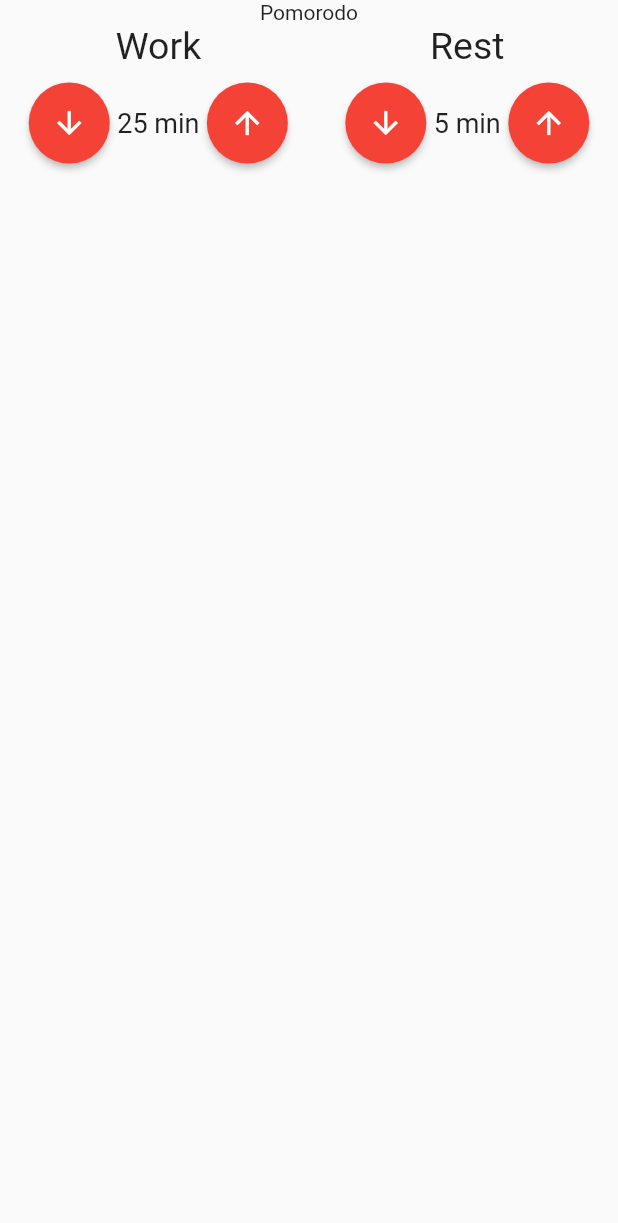
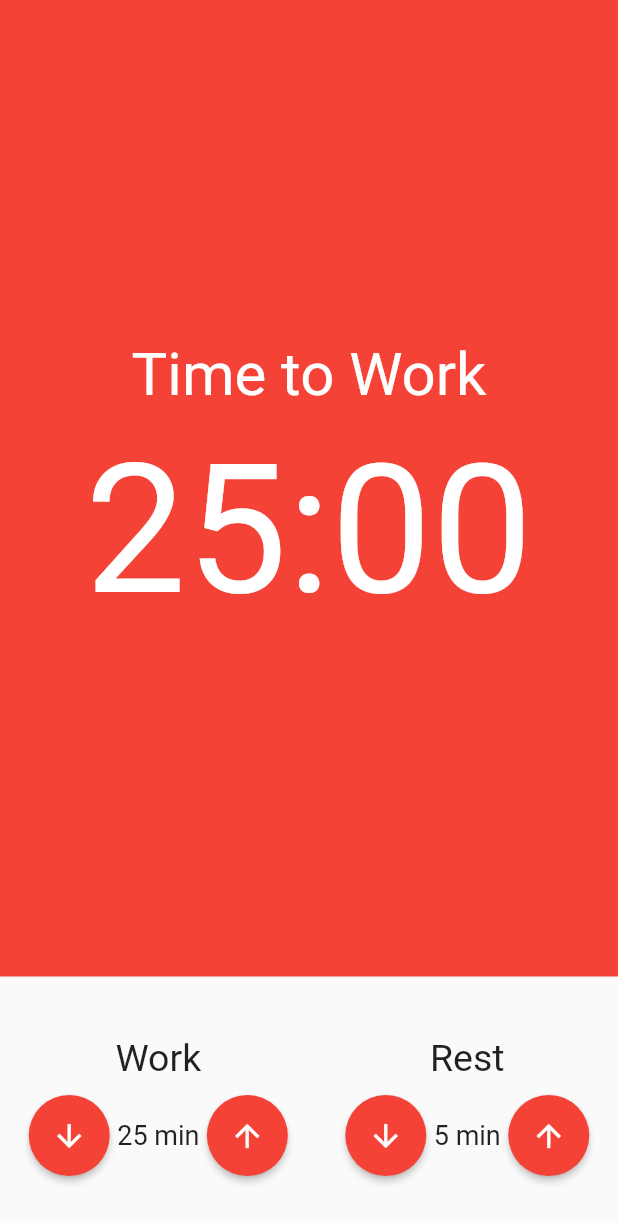
Before and after one commit to Luis020-hub/Pomodoro, a Flutter app: the screen it shows after launch, on a phone screen of 412 x 824 dp. Shown: the top 1223 px of the screen. Run offline on Flutter 3.47's test engine with Material 2 defaults, Android fonts, the phone set to English and light mode, and no system bars; our stand-ins replace mobx; generated files the repository leaves out were written again.

Commit message:
14/05/2023
- Criando o componente counter.
- Estilizando a pagina principal.

```diff
--- /dev/null
+++ b/lib/components/counter.dart
@@ -0,0 +1,33 @@
+import 'package:flutter/material.dart';
+
+class Counter extends StatelessWidget {
+  const Counter({super.key});
+
+  @override
+  Widget build(BuildContext context) {
+    return Container(
+      color: Colors.red,
+      child: Column(
+        mainAxisAlignment: MainAxisAlignment.center,
+        crossAxisAlignment: CrossAxisAlignment.center,
+        children: const [
+          Text(
+            'Time to Work',
+            style: TextStyle(
+              fontSize: 40,
+              color: Colors.white,
+            ),
+          ),
+          SizedBox(height: 10),
+          Text(
+            '25:00',
+            style: TextStyle(
+              fontSize: 120,
+              color: Colors.white,
+            ),
+          )
+        ],
+      ),
+    );
+  }
+}
--- a/lib/pages/pomodoro.dart
+++ b/lib/pages/pomodoro.dart
@@ -1,4 +1,5 @@
 import 'package:flutter/material.dart';
+import 'package:pomodoro/components/counter.dart';
 import 'package:pomodoro/components/input_time.dart';
 
 class Pomodoro extends StatelessWidget {
@@ -8,14 +9,23 @@ class Pomodoro extends StatelessWidget {
   Widget build(BuildContext context) {
     return Scaffold(
       body: Column(
+        mainAxisAlignment: MainAxisAlignment.center,
+        crossAxisAlignment: CrossAxisAlignment.stretch,
         children: [
-          const Text('Pomorodo'),
-          Row(
-            mainAxisAlignment: MainAxisAlignment.spaceAround,
-            children: const [
-              InputTime(title: 'Work', valor: 25),
-              InputTime(title: 'Rest', valor: 5),
-            ],
+          const Expanded(
+            child: Counter(),
+          ),
+          Padding(
+            padding: const EdgeInsets.symmetric(
+              vertical: 40,
+            ),
+            child: Row(
+              mainAxisAlignment: MainAxisAlignment.spaceAround,
+              children: const [
+                InputTime(title: 'Work', valor: 25),
+                InputTime(title: 'Rest', valor: 5),
+              ],
+            ),
           )
         ],
       ),
```
